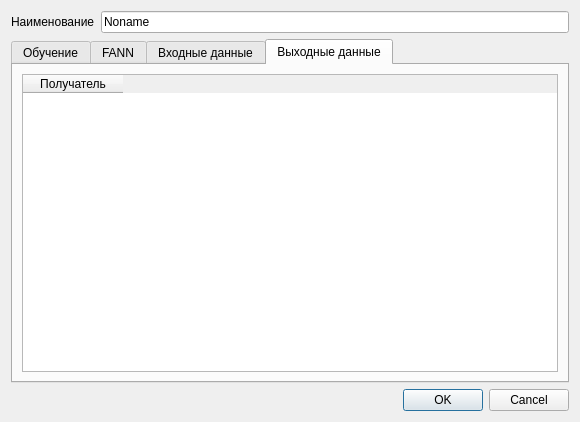
procurator5/nestego, file vanalyserform.ui: the form before one commit.
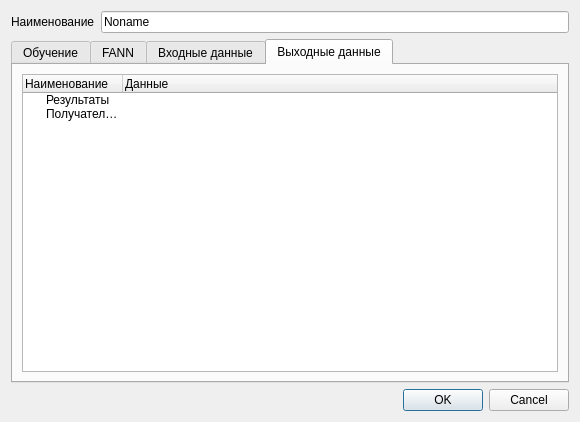
The form after the commit. The open tabs and pages were chosen to show the change. Icons and pictures are not drawn.

```diff
--- a/vanalyserform.ui
+++ b/vanalyserform.ui
@@ -484,12 +484,27 @@
       </attribute>
       <layout class="QGridLayout" name="gridLayout_2">
        <item row="0" column="0">
-        <widget class="QTableWidget" name="tableWidget_2">
+        <widget class="QTreeWidget" name="treeWidget_2">
          <column>
           <property name="text">
-           <string>Получатель</string>
+           <string>Наименование</string>
           </property>
          </column>
+         <column>
+          <property name="text">
+           <string>Данные</string>
+          </property>
+         </column>
+         <item>
+          <property name="text">
+           <string>Результаты</string>
+          </property>
+         </item>
+         <item>
+          <property name="text">
+           <string>Получатели данных</string>
+          </property>
+         </item>
         </widget>
        </item>
       </layout>
```
Left out of the diff: 9 changed lines with no effect on the pictures.
